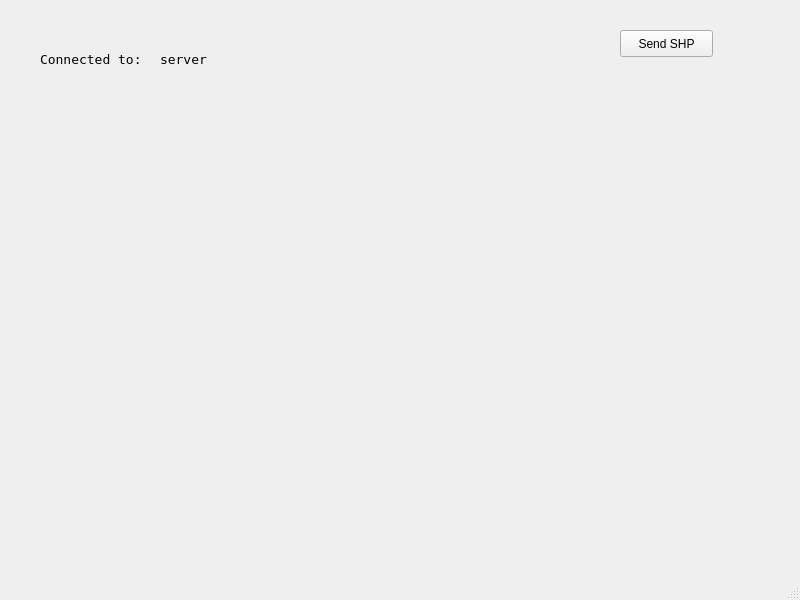
Old version of the form SpatialAnalyserServer/src/client/gui/client_main.ui in the repository BartlomiejGrabowski/SpatialAnalyserServer.
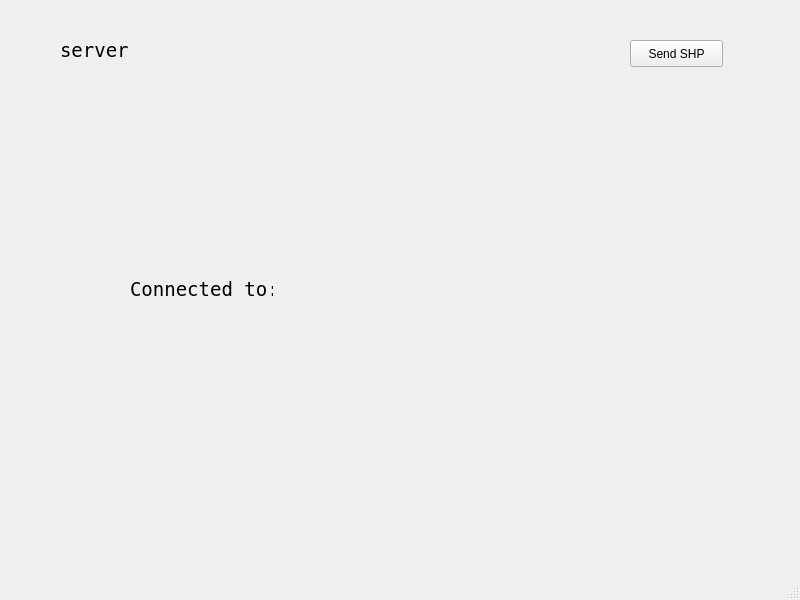
New version of the form.

Commit message: Send SHP gui updated.

What changed in the file:
```diff
--- a/SpatialAnalyserServer/src/client/gui/client_main.ui
+++ b/SpatialAnalyserServer/src/client/gui/client_main.ui
@@ -17,8 +17,8 @@
    <widget class="QPushButton" name="send_shp">
     <property name="geometry">
      <rect>
-      <x>620</x>
-      <y>30</y>
+      <x>630</x>
+      <y>40</y>
       <width>93</width>
       <height>27</height>
      </rect>
@@ -30,40 +30,46 @@
    <widget class="QLabel" name="label">
     <property name="geometry">
      <rect>
-      <x>40</x>
-      <y>30</y>
-      <width>147</width>
+      <x>130</x>
+      <y>260</y>
+      <width>143</width>
       <height>59</height>
      </rect>
     </property>
     <property name="font">
      <font>
       <family>Andale Mono</family>
-      <pointsize>10</pointsize>
+      <pointsize>14</pointsize>
      </font>
     </property>
     <property name="text">
      <string>Connected to:</string>
     </property>
    </widget>
+   <widget class="QWidget" name="">
+    <property name="geometry">
+     <rect>
+      <x>60</x>
+      <y>20</y>
+      <width>241</width>
+      <height>61</height>
+     </rect>
+    </property>
+    <layout class="QHBoxLayout" name="horizontalLayout">
+     <item>
    <widget class="QLabel" name="label_server">
-    <property name="geometry">
-     <rect>
-      <x>160</x>
-      <y>30</y>
-      <width>299</width>
-      <height>59</height>
-     </rect>
-    </property>
     <property name="font">
      <font>
       <family>Andale Mono</family>
-      <pointsize>10</pointsize>
+         <pointsize>14</pointsize>
      </font>
     </property>
     <property name="text">
      <string>server</string>
     </property>
+      </widget>
+     </item>
+    </layout>
    </widget>
   </widget>
   <widget class="QMenuBar" name="menubar">
```
Lines whose indentation alone changed are shown as unchanged. The commit also changes 2 other files.
